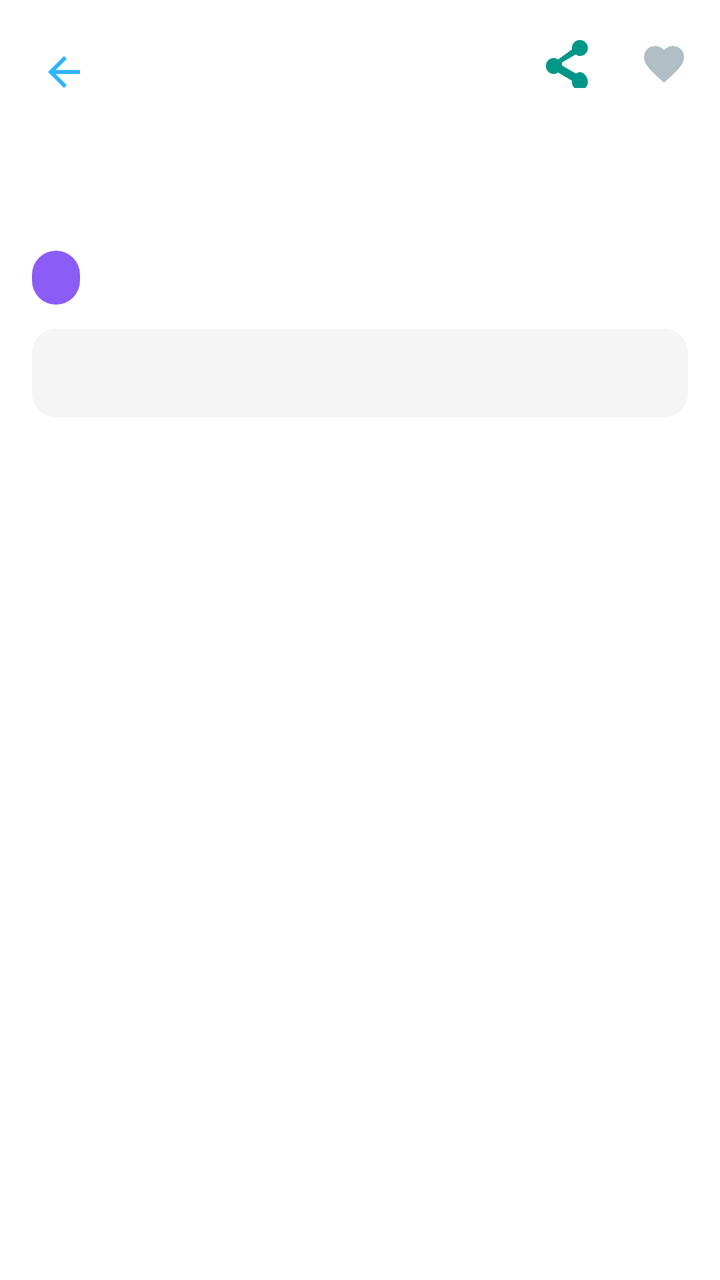
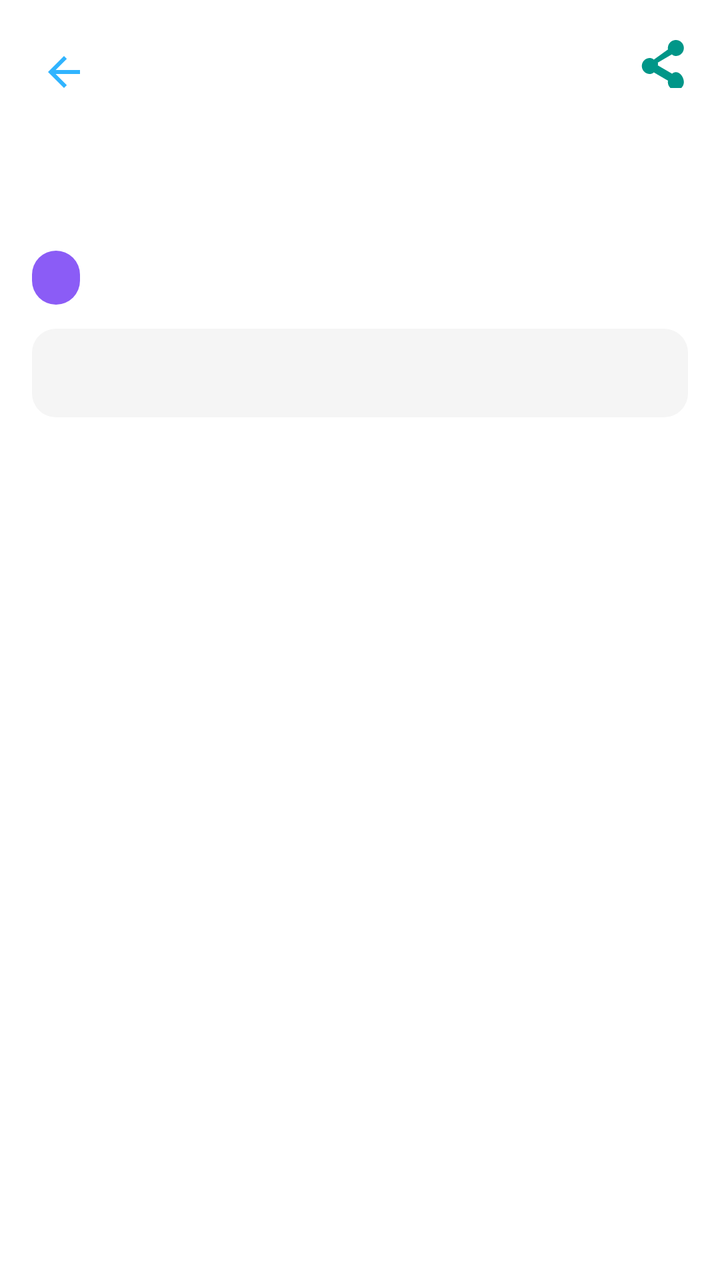

An Android layout rendered at two revisions. The XML below is the earlier revision; the diff shows what the commit changed to produce the second picture.
<!-- AndroidManifest.xml: application theme Theme.Xinqiao -->
<!-- res/layout/activity_article_detail.xml -->
<?xml version="1.0" encoding="utf-8"?>
<RelativeLayout xmlns:android="http://schemas.android.com/apk/res/android"
    android:layout_width="match_parent"
    android:layout_height="match_parent"
    android:background="#FFF">

    <ImageButton
        android:id="@+id/btn_detail_back"
        android:layout_width="48dp"
        android:layout_height="48dp"
        android:layout_alignParentStart="true"
        android:layout_marginTop="12dp"
        android:layout_marginStart="8dp"
        android:background="?attr/selectableItemBackgroundBorderless"
        android:src="@drawable/ic_back"
        android:contentDescription="@string/back"
        android:tint="#30B4FF" />

    <ImageButton
        android:id="@+id/btn_detail_share"
        android:layout_width="40dp"
        android:layout_height="40dp"
        android:layout_alignParentTop="true"
        android:layout_alignParentEnd="true"
        android:layout_marginTop="12dp"
        android:layout_marginEnd="56dp"
        android:background="@android:color/transparent"
        android:src="@drawable/ic_share"
        android:contentDescription="@string/share" />

    <ImageButton
        android:id="@+id/btn_detail_favorite"
        android:layout_width="40dp"
        android:layout_height="40dp"
        android:layout_alignParentTop="true"
        android:layout_alignParentEnd="true"
        android:layout_marginTop="12dp"
        android:layout_marginEnd="8dp"
        android:background="@android:color/transparent"
        android:src="@drawable/ic_favorite"
        android:contentDescription="@string/favorite" />

    <ScrollView
        android:layout_width="match_parent"
        android:layout_height="match_parent"
        android:layout_below="@id/btn_detail_back"
        android:padding="0dp">
        <LinearLayout
            android:layout_width="match_parent"
            android:layout_height="wrap_content"
            android:orientation="vertical"
            android:padding="16dp">

            <TextView
                android:id="@+id/tv_detail_title"
                android:layout_width="match_parent"
                android:layout_height="wrap_content"
                android:textColor="#222"
                android:textSize="22sp"
                android:textStyle="bold"
                android:gravity="center_horizontal"
                android:layout_marginBottom="12dp"
                android:paddingTop="8dp" />

            <ImageView
                android:id="@+id/iv_detail_image"
                android:layout_width="match_parent"
                android:layout_height="200dp"
                android:scaleType="centerCrop"
                android:layout_marginBottom="12dp"
                android:background="@drawable/bg_round_image"
                android:visibility="gone" />

            <TextView
                android:id="@+id/tv_detail_category"
                android:layout_width="wrap_content"
                android:layout_height="wrap_content"
                android:textColor="#009688"
                android:textSize="14sp"
                android:layout_marginBottom="8dp"
                android:background="@drawable/bg_category_round"
                android:paddingLeft="12dp"
                android:paddingRight="12dp"
                android:paddingTop="4dp"
                android:paddingBottom="4dp" />

            <TextView
                android:id="@+id/tv_detail_summary"
                android:layout_width="match_parent"
                android:layout_height="wrap_content"
                android:textColor="#666"
                android:textSize="15sp"
                android:layout_marginBottom="12dp"
                android:maxLines="4"
                android:ellipsize="end"
                android:background="@drawable/bg_summary_quote"
                android:padding="12dp"
                android:layout_marginTop="4dp" />

            <TextView
                android:id="@+id/tv_detail_content"
                android:layout_width="match_parent"
                android:layout_height="wrap_content"
                android:textColor="#333"
                android:textSize="16sp"
                android:lineSpacingExtra="10dp"
                android:layout_marginTop="8dp" />
        </LinearLayout>
    </ScrollView>
</RelativeLayout>
<!-- resources referenced by this layout -->
<resources>
  <!-- drawable bg_category_round (drawable) -->
  <?xml version="1.0" encoding="utf-8"?>
  <shape xmlns:android="http://schemas.android.com/apk/res/android">
      <solid android:color="#8B5CF6"/>
      <corners android:radius="20dp"/>
      <padding
          android:left="16dp"
          android:right="16dp"
          android:top="8dp"
          android:bottom="8dp"/>
  </shape>
  <!-- drawable bg_round_image (drawable) -->
  <?xml version="1.0" encoding="utf-8"?>
  <shape xmlns:android="http://schemas.android.com/apk/res/android" android:shape="rectangle">
      <solid android:color="#FFFFFF"/>
      <corners android:radius="12dp"/>
  </shape>
  <!-- drawable bg_summary_quote (drawable) -->
  <?xml version="1.0" encoding="utf-8"?>
  <shape xmlns:android="http://schemas.android.com/apk/res/android">
      <solid android:color="#F5F5F5"/>
      <corners android:radius="12dp"/>
  </shape>
  <!-- drawable ic_back (drawable) -->
  <?xml version="1.0" encoding="utf-8"?>
  <vector xmlns:android="http://schemas.android.com/apk/res/android"
      android:width="24dp"
      android:height="24dp"
      android:viewportWidth="24"
      android:viewportHeight="24"
      android:tint="#FFFFFF">
      <path
          android:fillColor="@android:color/white"
          android:pathData="M20,11H7.83l5.59,-5.59L12,4l-8,8 8,8 1.41,-1.41L7.83,13H20v-2z"/>
  </vector>
  <!-- drawable ic_favorite (drawable) -->
  <?xml version="1.0" encoding="utf-8"?>
  <vector xmlns:android="http://schemas.android.com/apk/res/android"
      android:width="24dp" android:height="24dp"
      android:viewportWidth="24" android:viewportHeight="24">
      <path
          android:fillColor="#B0BEC5"
          android:pathData="M12 21.35l-1.45-1.32C5.4 15.36 2 12.28 2 8.5 2 5.42 4.42 3 7.5 3c1.74 0 3.41 0.81 4.5 2.09C13.09 3.81 14.76 3 16.5 3 19.58 3 22 5.42 22 8.5c0 3.78-3.4 6.86-8.55 11.54L12 21.35z"/>
  </vector>
  <!-- drawable ic_share (drawable) -->
  <?xml version="1.0" encoding="utf-8"?>
  <vector xmlns:android="http://schemas.android.com/apk/res/android"
      android:width="24dp" android:height="24dp"
      android:viewportWidth="24" android:viewportHeight="24">
      <path
          android:fillColor="#009688"
          android:pathData="M18,16.08c-0.76,0-1.44,0.3-1.96,0.77L8.91,12.7c0.05-0.23,0.09-0.46,0.09-0.7s-0.03-0.47-0.09-0.7l7.02-4.11c0.53,0.5,1.23,0.81,2,0.81 2.21,0 4-1.79 4-4s-1.79-4-4-4-4,1.79-4,4c0,0.24,0.03,0.47,0.09,0.7L6.91,9.81C6.38,9.31,5.68,9,4.91,9c-2.21,0-4,1.79-4,4s1.79,4,4,4c0.77,0,1.47-0.31,2-0.81l7.12,4.17c-0.06,0.22-0.1,0.45-0.1,0.69 0,2.21,1.79,4,4,4s4-1.79,4-4S20.21,16.08,18,16.08z"/>
  </vector>
  <string name="back">返回</string>
  <string name="favorite">收藏</string>
  <string name="share">分享</string>
  <style name="Theme.Xinqiao" parent="Base.Theme.Xinqiao">
          <item name="android:navigationBarColor">@android:color/transparent</item>
          <item name="android:statusBarColor">@android:color/transparent</item>
          <item name="android:windowLightStatusBar">false</item>
          <item name="android:enforceStatusBarContrast">true</item>
      </style>
  <style name="Base.Theme.Xinqiao" parent="Theme.Material3.DayNight.NoActionBar">
          <item name="colorPrimary">@color/colorPrimary</item>
          <item name="colorOnPrimary">@color/colorOnPrimary</item>
          <item name="colorSecondary">@color/colorSecondary</item>
          <item name="colorOnSecondary">@color/colorOnSecondary</item>
          <item name="colorSurface">@color/colorSurface</item>
          <item name="colorOnSurface">@color/colorOnSurface</item>
          <item name="colorError">@color/colorError</item>
          <item name="colorOnError">@color/colorOnError</item>
      </style>
  <color name="colorPrimary">#667eea</color>
  <color name="colorOnPrimary">#FFFFFF</color>
  <color name="colorSecondary">#F8F9FA</color>
  <color name="colorOnSecondary">#333333</color>
  <color name="colorSurface">#FFFFFF</color>
  <color name="colorOnSurface">#333333</color>
  <color name="colorError">#B00020</color>
  <color name="colorOnError">#FFFFFF</color>
</resources>

<!-- the commit's change to res/layout/activity_article_detail.xml (unified diff, before → after) -->
@@ -23,22 +23,10 @@
         android:layout_alignParentTop="true"
         android:layout_alignParentEnd="true"
         android:layout_marginTop="12dp"
-        android:layout_marginEnd="56dp"
+        android:layout_marginEnd="8dp"
         android:background="@android:color/transparent"
         android:src="@drawable/ic_share"
         android:contentDescription="@string/share" />
-
-    <ImageButton
-        android:id="@+id/btn_detail_favorite"
-        android:layout_width="40dp"
-        android:layout_height="40dp"
-        android:layout_alignParentTop="true"
-        android:layout_alignParentEnd="true"
-        android:layout_marginTop="12dp"
-        android:layout_marginEnd="8dp"
-        android:background="@android:color/transparent"
-        android:src="@drawable/ic_favorite"
-        android:contentDescription="@string/favorite" />
 
     <ScrollView
         android:layout_width="match_parent"
<!-- resource entries referenced after the edit -->
@@ -35,15 +35,6 @@
           android:fillColor="@android:color/white"
           android:pathData="M20,11H7.83l5.59,-5.59L12,4l-8,8 8,8 1.41,-1.41L7.83,13H20v-2z"/>
   </vector>
-  <!-- drawable ic_favorite (drawable) -->
-  <?xml version="1.0" encoding="utf-8"?>
-  <vector xmlns:android="http://schemas.android.com/apk/res/android"
-      android:width="24dp" android:height="24dp"
-      android:viewportWidth="24" android:viewportHeight="24">
-      <path
-          android:fillColor="#B0BEC5"
-          android:pathData="M12 21.35l-1.45-1.32C5.4 15.36 2 12.28 2 8.5 2 5.42 4.42 3 7.5 3c1.74 0 3.41 0.81 4.5 2.09C13.09 3.81 14.76 3 16.5 3 19.58 3 22 5.42 22 8.5c0 3.78-3.4 6.86-8.55 11.54L12 21.35z"/>
-  </vector>
   <!-- drawable ic_share (drawable) -->
   <?xml version="1.0" encoding="utf-8"?>
   <vector xmlns:android="http://schemas.android.com/apk/res/android"
@@ -54,7 +45,6 @@
           android:pathData="M18,16.08c-0.76,0-1.44,0.3-1.96,0.77L8.91,12.7c0.05-0.23,0.09-0.46,0.09-0.7s-0.03-0.47-0.09-0.7l7.02-4.11c0.53,0.5,1.23,0.81,2,0.81 2.21,0 4-1.79 4-4s-1.79-4-4-4-4,1.79-4,4c0,0.24,0.03,0.47,0.09,0.7L6.91,9.81C6.38,9.31,5.68,9,4.91,9c-2.21,0-4,1.79-4,4s1.79,4,4,4c0.77,0,1.47-0.31,2-0.81l7.12,4.17c-0.06,0.22-0.1,0.45-0.1,0.69 0,2.21,1.79,4,4,4s4-1.79,4-4S20.21,16.08,18,16.08z"/>
   </vector>
   <string name="back">返回</string>
-  <string name="favorite">收藏</string>
   <string name="share">分享</string>
   <style name="Theme.Xinqiao" parent="Base.Theme.Xinqiao">
           <item name="android:navigationBarColor">@android:color/transparent</item>
